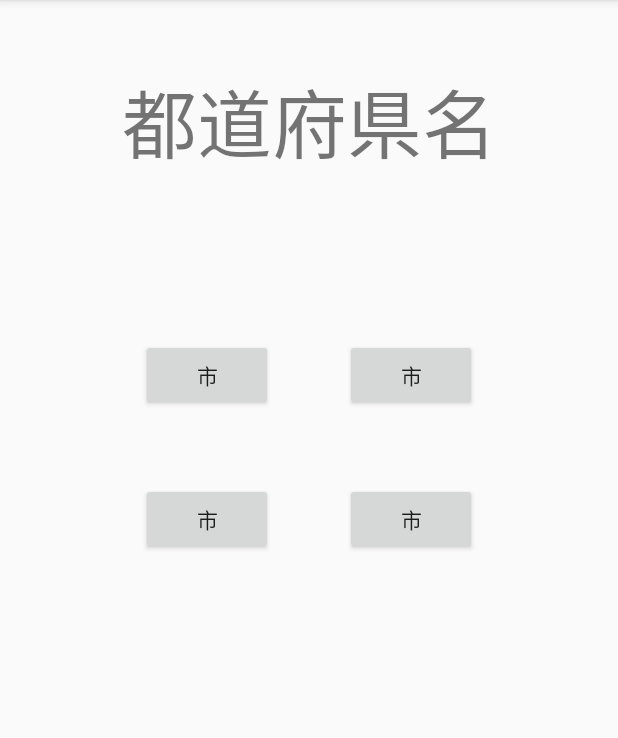
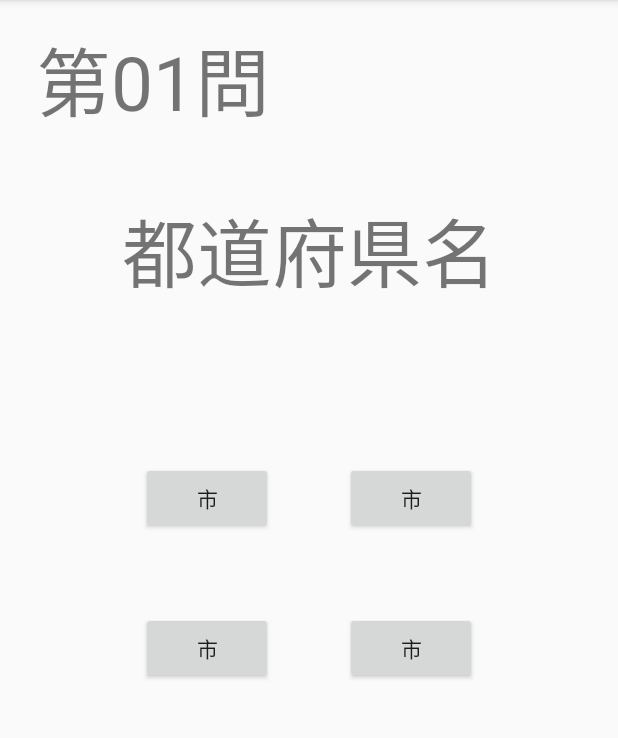
Before and after one commit to OldBigBuddha/-Prefectures_Quiz, an Android app: the screen it shows after launch (QuizActivity), after a tap on "10問", on a phone screen of 412 x 824 dp, the part 84-822 px from its top. Run offline under Robolectric (Android 15) with nearby library versions, the light colour scheme and no system bars; libraries missing offline, so code that uses them is left out: com.loopj.android, cz.msebera.android.

Commit message:
[add]viewImage_error

```diff
--- a/app/src/main/java/com/ubuntu/inschool/oji/memorizationquiz_prefectures/QuizActivity.java
+++ b/app/src/main/java/com/ubuntu/inschool/oji/memorizationquiz_prefectures/QuizActivity.java
@@ -14,6 +14,7 @@ import android.os.Bundle;
 import android.util.Log;
 import android.view.View;
 import android.widget.Button;
+import android.widget.ImageView;
 import android.widget.TextView;
 import android.widget.Toast;
 
@@ -26,8 +27,10 @@ import org.json.JSONObject;
 
 import java.io.File;
 import java.io.UnsupportedEncodingException;
+import java.text.Format;
 import java.util.ArrayList;
 import java.util.Collections;
+import java.util.Formatter;
 import java.util.HashMap;
 import java.util.Iterator;
 import java.util.List;
@@ -40,11 +43,19 @@ public class QuizActivity extends AppCompatActivity implements Runnable, LoaderM
     private ProgressDialog progressDialog   = null;
     private Thread         thread           = null;
 
+    private TextView       counter_View     = null;
     private TextView       question_View    = null;
+
     private Button         btAnswer1        = null;
     private Button         btAnswer2        = null;
     private Button         btAnswer3        = null;
     private Button         btAnswer4        = null;
+
+    private ImageView      TFImage1         = null;
+    private ImageView      TFImage2         = null;
+    private ImageView      TFImage3         = null;
+    private ImageView      TFImage4         = null;
+    private ImageView      selectedImage    = null;
 
     private JSONLoader     jsonLoader       = null;
     private JSONObject     object           = null;
@@ -62,13 +73,15 @@ public class QuizActivity extends AppCompatActivity implements Runnable, LoaderM
     private List<String>                            prefecturs_dummy    = new ArrayList<>();        //ダミー用
     private List<String>                            answers             = new ArrayList<>();
     private int                                     questionsNumber     = 10;
-    private int                                     nowQuestionNum      = 0;
+    private int                                     nowQuestionNum      = 1;
 
     //ランダム変数
     private ShuffleRandom setQuestionRandom, setAnswersRnadom,dummyRandom;
 
     private String question_data = "";
     private String answer_data   = "";
+
+    private boolean isAnswered = false;
 
 
     @Override
@@ -192,6 +205,7 @@ public class QuizActivity extends AppCompatActivity implements Runnable, LoaderM
         }
     }
 
+    //CSV解析
     public void parseCSV(FileManager fileManager, Datatype datatype) {
         String csv = fileManager.read();
         int count = 0;
@@ -257,23 +271,48 @@ public class QuizActivity extends AppCompatActivity implements Runnable, LoaderM
     //判定
     public void judgeAnswer(Button button) {
         String userAnswer = button.getText().toString();
-        if (answer_data.equals(userAnswer)) {
-            Toast.makeText(this, "正解！", Toast.LENGTH_SHORT).show();
-        } else {
-            Toast.makeText(this,"残念",Toast.LENGTH_SHORT).show();
-        }
+        boolean isAnswer;
+        if (answer_data.equals(userAnswer)) isAnswer = true;
+        else                                isAnswer = false;
+
+        if (button == btAnswer1) setImage(TFImage1, isAnswer);
+        if (button == btAnswer2) setImage(TFImage2, isAnswer);
+        if (button == btAnswer3) setImage(TFImage3, isAnswer);
+        if (button == btAnswer4) setImage(TFImage4, isAnswer);
+
+        isAnswered = !isAnswered;
+   }
+
+    public void setImage(ImageView image, boolean tf) {
+        selectedImage = image;
+        if (tf)  selectedImage.setImageResource(R.drawable.true_img);
+        if (!tf) selectedImage.setImageResource(R.drawable.false_img);
+
+        Handler  handler  = new Handler();
+        Runnable runnable = new Runnable() {
+            @Override
+            public void run() {
+                selectedImage.setVisibility(View.INVISIBLE);
+            }
+        };
+        handler.postDelayed(runnable, 1000);
+//        selectedImage = null;
     }
 
     private Handler handler = new Handler() {
         @Override
         public void handleMessage(Message msg) {
 
-            question_View = (TextView)findViewById(R.id.prefecturesName);
+            question_View   = (TextView)findViewById(R.id.prefecturesName);
+            counter_View    = (TextView)findViewById(R.id.counter);
+            counter_View.setText(String.format("第%02d問",nowQuestionNum));
 
             Button.OnClickListener onClickListener = new Button.OnClickListener() {
                 @Override
                 public void onClick(View view) {
-                    judgeAnswer((Button)view);
+                    judgeAnswer((Button) view);
+                    nowQuestionNum++;
+                    counter_View.setText(String.format("第%02d問", nowQuestionNum));
                     setQuestion();
                     setAnswers();
                 }
@@ -281,12 +320,16 @@ public class QuizActivity extends AppCompatActivity implements Runnable, LoaderM
 
             btAnswer1 = (Button)findViewById(R.id.btAnswer_1);
             btAnswer1.setOnClickListener(onClickListener);
+            TFImage1  = (ImageView)findViewById(R.id.check_TF_1);
             btAnswer2 = (Button)findViewById(R.id.btAnswer_2);
             btAnswer2.setOnClickListener(onClickListener);
+            TFImage2  = (ImageView)findViewById(R.id.check_TF_2);
             btAnswer3 = (Button)findViewById(R.id.btAnswer_3);
             btAnswer3.setOnClickListener(onClickListener);
+            TFImage3  = (ImageView)findViewById(R.id.check_TF_3);
             btAnswer4 = (Button)findViewById(R.id.btAnswer_4);
             btAnswer4.setOnClickListener(onClickListener);
+            TFImage4  = (ImageView)findViewById(R.id.check_TF_4);
 
             getLoaderManager().initLoader(0,null,QuizActivity.this);
 //            if (isOnline()) {
--- a/app/src/main/res/layout/activity_quiz.xml
+++ b/app/src/main/res/layout/activity_quiz.xml
@@ -5,10 +5,18 @@
     xmlns:android="http://schemas.android.com/apk/res/android">
 
     <TextView
+        android:id="@+id/counter"
+        android:text="第99問"
+        android:textSize="50dp"
+        android:layout_marginLeft="24dp"
+        android:layout_marginTop="16dp"
+        android:layout_width="wrap_content"
+        android:layout_height="wrap_content" />
+    <TextView
         android:id="@+id/prefecturesName"
         android:text="都道府県名"
         android:textSize="50dp"
-        android:padding="44dp"
+        android:padding="40dp"
         android:layout_width="match_parent"
         android:layout_height="wrap_content"
         android:gravity="center_horizontal"/>
@@ -21,6 +29,7 @@
         android:padding="40dp"
         android:layout_gravity="center_horizontal">
 
+        <FrameLayout>
         <Button
             android:layout_column="0"
             android:layout_row="0"
@@ -29,6 +38,14 @@
             android:layout_margin="24dp"
             android:layout_height="wrap_content"
             android:layout_width="wrap_content"/>
+
+            <ImageView
+                android:id="@+id/check_TF_1"
+                android:layout_gravity="center_horizontal"
+                android:layout_width="120dp"
+                android:layout_height="100dp" />
+        </FrameLayout>
+        <FrameLayout>
         <Button
             android:layout_column="1"
             android:layout_row="0"
@@ -37,14 +54,29 @@
             android:layout_margin="24dp"
             android:layout_height="wrap_content"
             android:layout_width="wrap_content"/>
+            <ImageView
+                android:id="@+id/check_TF_2"
+                android:layout_gravity="center_horizontal"
+                android:layout_width="120dp"
+                android:layout_height="100dp" />
+        </FrameLayout>
+        <FrameLayout>
         <Button
             android:layout_column="0"
             android:layout_row="1"
             android:id="@+id/btAnswer_3"
             android:text="市"
             android:layout_margin="24dp"
+            android:layout_gravity="center_horizontal"
             android:layout_height="wrap_content"
             android:layout_width="wrap_content"/>
+            <ImageView
+                android:id="@+id/check_TF_3"
+                android:layout_gravity="center_horizontal"
+                android:layout_width="120dp"
+                android:layout_height="100dp" />
+        </FrameLayout>
+        <FrameLayout>
         <Button
             android:layout_column="1"
             android:layout_row="1"
@@ -53,6 +85,12 @@
             android:layout_margin="24dp"
             android:layout_height="wrap_content"
             android:layout_width="wrap_content"/>
+            <ImageView
+                android:id="@+id/check_TF_4"
+                android:layout_gravity="center_horizontal"
+                android:layout_width="120dp"
+                android:layout_height="100dp" />
+        </FrameLayout>
 
     </GridLayout>
 
```
Also changed, not shown: app/src/main/res/drawable/false_img.png (added), app/src/main/res/drawable/true_img.png (added).
